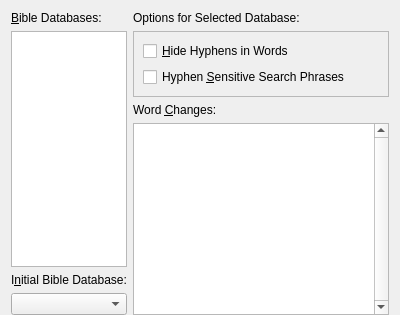
First picture: the form in programs/KJVCanOpener/KJVBibleDatabaseConfig.ui, repository dewhisna/KingJamesPureBibleSearch, before the edit.
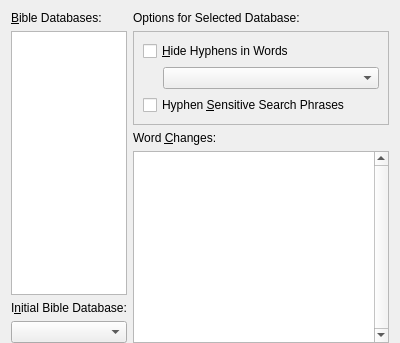
Second picture: the form after the edit.

Commit message: Changed the HideHyphens property from a boolean to a bit-field and added GUI support to allow user to select between hiding all hyphens, hiding ProperWord hyphens, or hiding Ordinary (a.k.a. "ImproperWord") hyphens.  This works fairly well, except we have an outlier with the word "God-ward".  It gets reported as a ProperWord even though it technically should be in the OrdinaryWord list since it isn't a place name, in order to keep a consistency between the Schofield 1769 and the Pure Cambridge Edition interpretation.

Diff of the .ui file:
```diff
--- a/programs/KJVCanOpener/KJVBibleDatabaseConfig.ui
+++ b/programs/KJVCanOpener/KJVBibleDatabaseConfig.ui
@@ -118,6 +118,33 @@
           </property>
          </widget>
         </item>
+        <item>
+         <layout class="QHBoxLayout" name="horizontalLayout">
+          <item>
+           <spacer name="horizontalSpacer">
+            <property name="orientation">
+             <enum>Qt::Horizontal</enum>
+            </property>
+            <property name="sizeType">
+             <enum>QSizePolicy::Fixed</enum>
+            </property>
+            <property name="sizeHint" stdset="0">
+             <size>
+              <width>20</width>
+              <height>20</height>
+             </size>
+            </property>
+           </spacer>
+          </item>
+          <item>
+           <widget class="QComboBox" name="comboBoxHyphenHideMode">
+            <property name="sizeAdjustPolicy">
+             <enum>QComboBox::AdjustToContents</enum>
+            </property>
+           </widget>
+          </item>
+         </layout>
+        </item>
         <item>
          <widget class="QCheckBox" name="checkBoxHyphenSensitive">
           <property name="toolTip">
```
Left out of the diff: 8 changed lines with no effect on the pictures. The commit also changes 7 other files.
